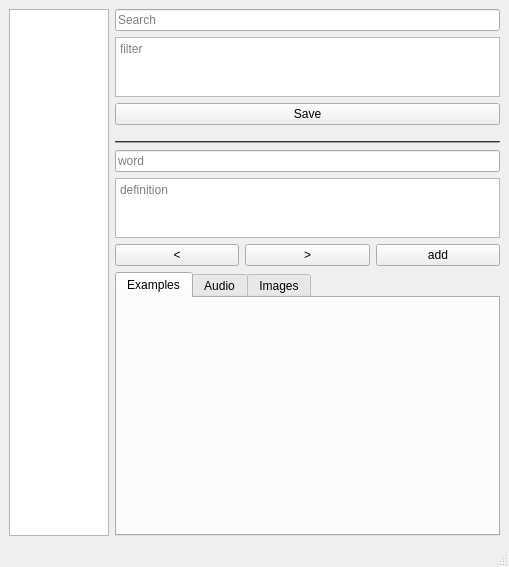
Before: the Qt Designer form qt/mainwindow.ui in ladudin/Dict2FlashcardsQT, drawn with Qt 5.
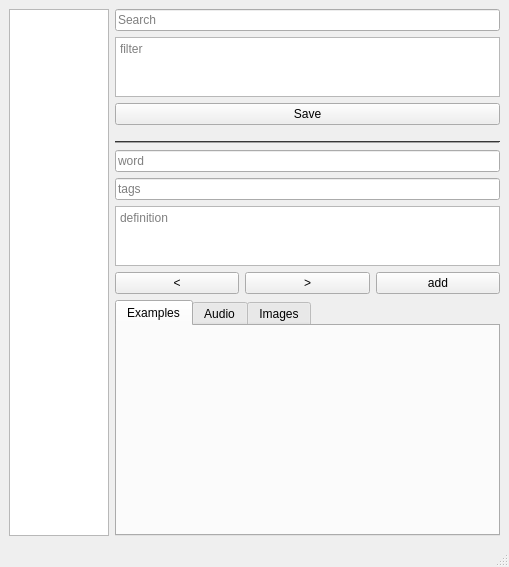
After: the same form once the commit is applied.

Commit message: tested with anki success

```diff
--- a/qt/mainwindow.ui
+++ b/qt/mainwindow.ui
@@ -541,6 +541,13 @@
         </property>
        </widget>
       </item>
+      <item>
+       <widget class="QLineEdit" name="tagsLine">
+        <property name="placeholderText">
+         <string>tags</string>
+        </property>
+       </widget>
+      </item>
       <item>
        <widget class="QTextEdit" name="definitionEdit">
         <property name="maximumSize">
@@ -586,6 +593,12 @@
         </property>
         <item>
          <widget class="QTabWidget" name="tabWidget">
+          <property name="maximumSize">
+           <size>
+            <width>16777215</width>
+            <height>500</height>
+           </size>
+          </property>
           <property name="currentIndex">
            <number>0</number>
           </property>
```
The commit also changes 2 other files.
